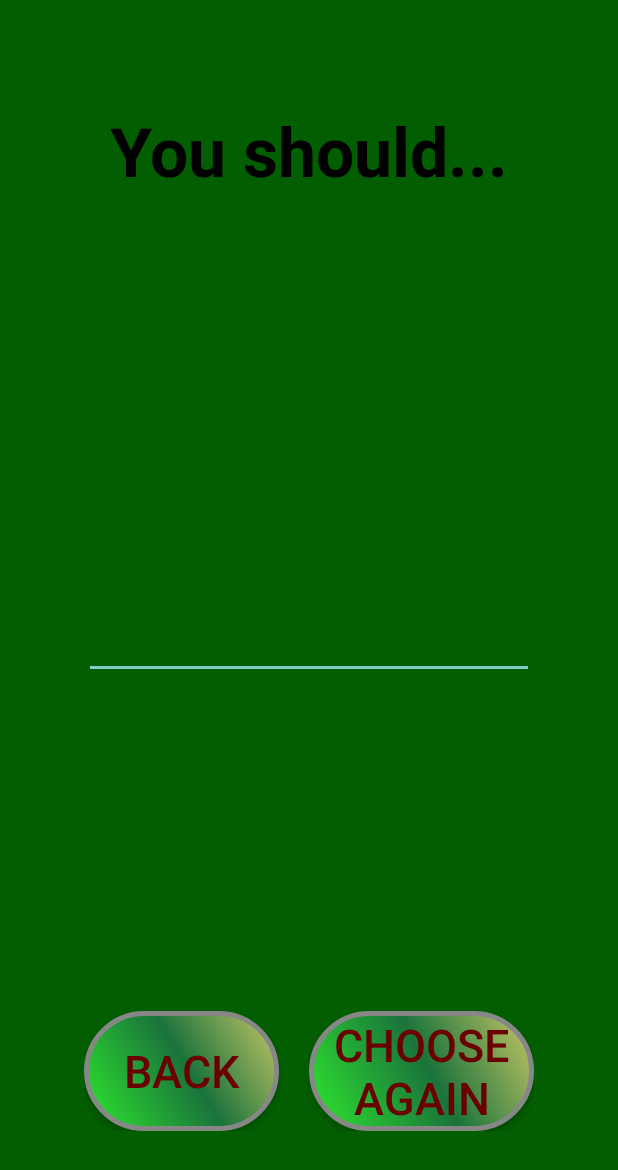
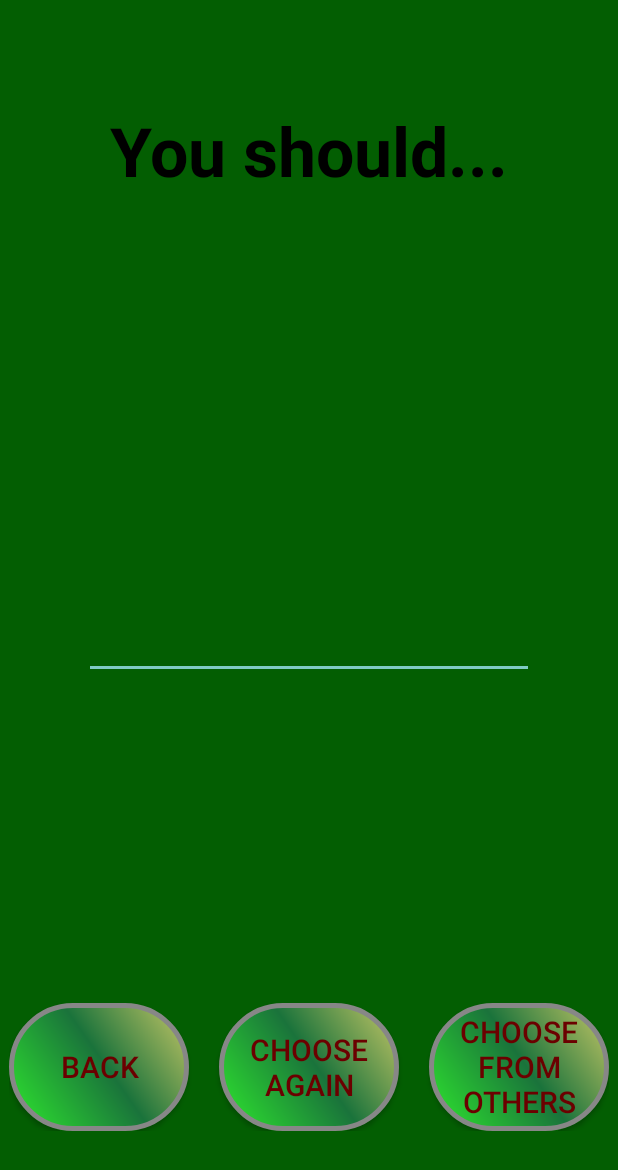
Before and after one commit to LaunDan/Chooser, an Android app: the ChooserActivity screen opened directly, with no data from a screen before it, on a phone screen of 412 x 824 dp. Shown: the top 1170 px of the screen. Run offline under Robolectric (Android 15) with nearby library versions, the phone set to English and light mode, and no system bars; 4 statements that could not run were skipped.

Commit message:
add button for choose from others

```diff
--- a/chooser/app/src/main/res/layout/activity_chooser.xml
+++ b/chooser/app/src/main/res/layout/activity_chooser.xml
@@ -43,7 +43,7 @@
 
     <LinearLayout
         android:layout_width="wrap_content"
-        android:layout_height="80dp"
+        android:layout_height="85dp"
         android:layout_marginBottom="70dp"
         android:orientation="horizontal"
         app:layout_constraintBottom_toBottomOf="parent"
@@ -52,14 +52,14 @@
 
         <Button
             android:id="@+id/back"
-            android:layout_width="130dp"
-            android:layout_height="80dp"
+            android:layout_width="120dp"
+            android:layout_height="85dp"
             android:layout_gravity="left"
             android:layout_weight="1"
             android:background="@drawable/buttonshape"
             android:text="Back"
             android:textColor="#6B0000"
-            android:textSize="30dp"
+            android:textSize="20dp"
             tools:ignore="ButtonStyle"
             android:onClick="finish"/>
 
@@ -70,15 +70,29 @@
 
         <Button
             android:id="@+id/chooseAgain"
-            android:layout_width="150dp"
-            android:layout_height="80dp"
+            android:layout_width="120dp"
+            android:layout_height="85dp"
             android:layout_gravity="right"
             android:layout_marginBottom="96dp"
             android:background="@drawable/buttonshape"
             android:onClick="chooseAgain"
             android:text="Choose again"
             android:textColor="#6B0000"
-            android:textSize="30dp"
-            tools:ignore="ButtonStyle" />
+            android:textSize="20dp"
+             />
+
+        <Space
+            android:layout_width="20dp"
+            android:layout_height="wrap_content"
+            android:layout_weight="1" />
+
+        <Button
+            android:id="@+id/button2"
+            android:layout_width="120dp"
+            android:layout_height="85dp"
+            android:background="@drawable/buttonshape"
+            android:text="choose from others"
+            android:textColor="#6B0000"
+            android:textSize="20dp"/>
     </LinearLayout>
 </androidx.constraintlayout.widget.ConstraintLayout>
```
